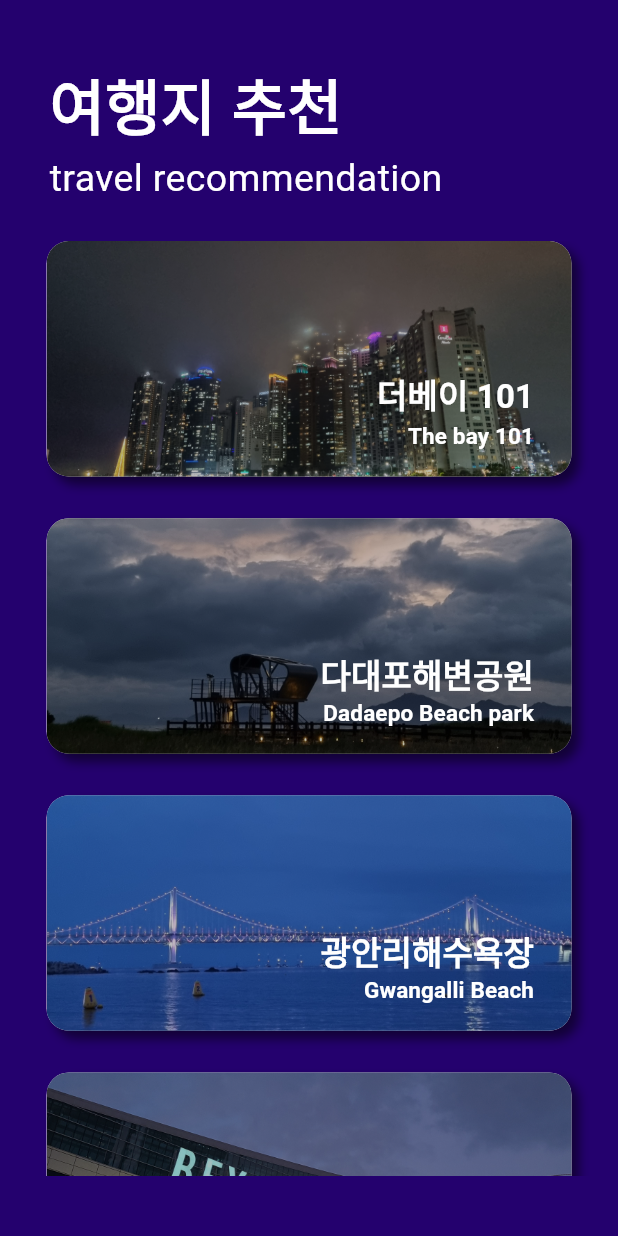
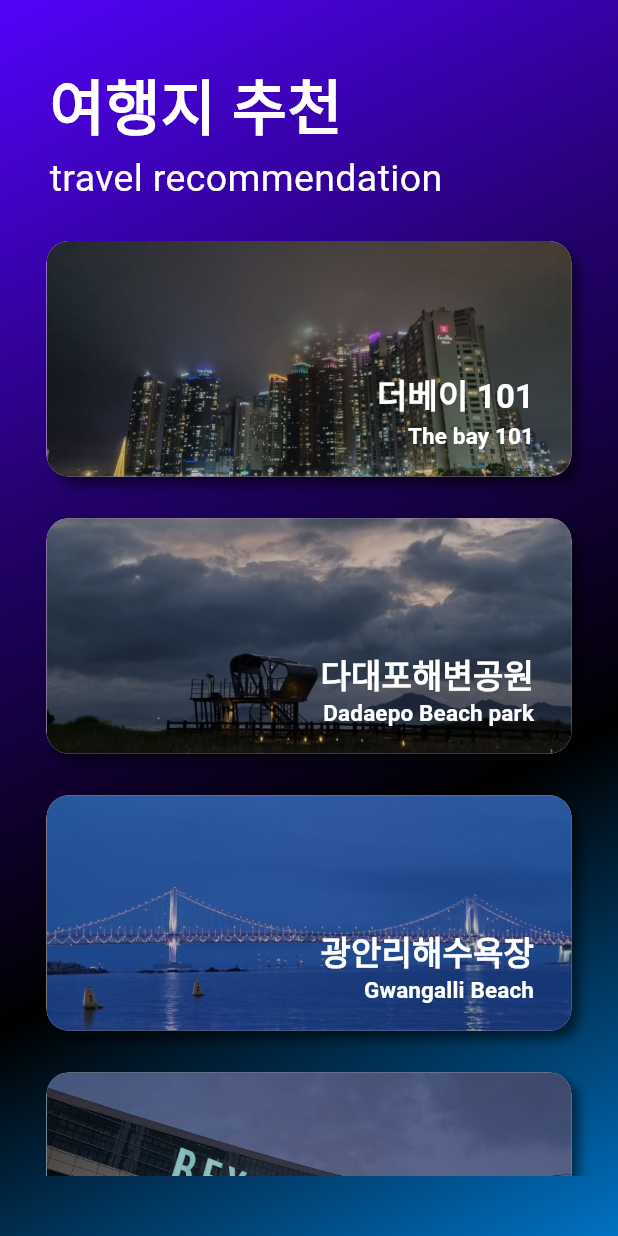
Before and after one commit to directorBae/tripbuilder-service-demo, a Flutter app: the screen it shows after launch, after a tap on an icon or button, on a phone screen of 412 x 824 dp. Run offline on Flutter 3.47's test engine with Material 2 defaults, Android fonts, the phone set to English and light mode, and no system bars; our stand-ins replace flutter_screenutil, get; Roboto replaces fonts that are missing (SpoqaHanSansNeo).

Commit message:
0718_haim_(1)_background gradient

```diff
--- a/lib/constant.dart
+++ b/lib/constant.dart
@@ -5,7 +5,24 @@ class AppColor {
 
   // static const backgroundColor = Color(0xFF000000);
   static const backgroundColor = Color(0xFF24016E);
+  static const backgroundGradient1 = Color(0xFF5203FB);
+  static const backgroundGradient2 = Color(0xFF24016E);
+  static const backgroundGradient3 = Color(0xFF000000);
+  static const backgroundGradient4 = Color(0xFF0071C3);
   static const mainColor = Colors.blue;
 
+}
 
-}
+
+BoxDecoration backgroundGradient = const BoxDecoration(
+  gradient: LinearGradient(
+  colors: [
+    AppColor.backgroundGradient1,
+    AppColor.backgroundGradient2,
+    AppColor.backgroundGradient3,
+    AppColor.backgroundGradient4,
+  ],
+    begin: Alignment.topLeft,
+    end: Alignment.bottomRight,
+  ),
+);
--- a/lib/mainPage.dart
+++ b/lib/mainPage.dart
@@ -1,6 +1,7 @@
 import 'package:flutter/material.dart';
 import 'package:flutter_screenutil/flutter_screenutil.dart';
 import 'package:get/get.dart';
+import 'package:tripbuilder_demo/constant.dart';
 import 'package:tripbuilder_demo/travelPropensityPage.dart';
 import 'package:tripbuilder_demo/travelKeywordPage.dart';
 import 'package:tripbuilder_demo/UI/TitleClass.dart';
@@ -18,7 +19,8 @@ class MainPage extends StatelessWidget {
       //   backgroundColor: Theme.of(context).colorScheme.inversePrimary,
       //   title: const Text('TripBuilder'),
       // ),
-      body: Padding(
+      body: Container(
+        decoration: backgroundGradient,
         padding: EdgeInsets.only(left: 15.w, right: 15.w, top: 20.h, bottom: 20.h),
         child: Column(
           children: [
--- a/lib/travelKeywordPage.dart
+++ b/lib/travelKeywordPage.dart
@@ -2,6 +2,7 @@ import 'package:flutter/material.dart';
 import 'package:flutter_screenutil/flutter_screenutil.dart';
 import 'package:tripbuilder_demo/UI/BackFloatingButton.dart';
 import 'package:tripbuilder_demo/UI/TitleClass.dart';
+import 'package:tripbuilder_demo/constant.dart';
 
 class TravelKeywordPage extends StatelessWidget {
   const TravelKeywordPage({Key? key}) : super(key: key);
@@ -14,6 +15,7 @@ class TravelKeywordPage extends StatelessWidget {
       //),
 
       body: Container(
+        decoration: backgroundGradient,
         padding: EdgeInsets.only(left: 20.w, top: 25.h,),
         child: Column(
           children: [
--- a/lib/travelRecommendPage.dart
+++ b/lib/travelRecommendPage.dart
@@ -2,6 +2,7 @@ import 'package:flutter/material.dart';
 import 'package:flutter_screenutil/flutter_screenutil.dart';
 import 'package:tripbuilder_demo/UI/TitleClass.dart';
 import 'package:tripbuilder_demo/UI/TravelRecommendButton.dart';
+import 'package:tripbuilder_demo/constant.dart';
 import 'package:tripbuilder_demo/dataBase.dart';
 
 
@@ -14,7 +15,8 @@ class TravelRecommendPage extends StatelessWidget {
   @override
   Widget build(BuildContext context) {
     return Scaffold(
-      body: Padding(
+      body: Container(
+        decoration: backgroundGradient,
         padding: EdgeInsets.only(left: 13.w, right: 13.w, top: 20.h, bottom: 20.h),
         child: Column(
         children: [
--- a/lib/travelSchedulePage.dart
+++ b/lib/travelSchedulePage.dart
@@ -2,6 +2,7 @@ import 'package:flutter/material.dart';
 import 'package:flutter_screenutil/flutter_screenutil.dart';
 import 'package:tripbuilder_demo/UI/TitleClass.dart';
 import 'package:tripbuilder_demo/UI/TravelRecommendButton.dart';
+import 'package:tripbuilder_demo/constant.dart';
 import 'package:tripbuilder_demo/dataBase.dart';
 
 class TravelSchedulePage extends StatelessWidget {
@@ -12,7 +13,8 @@ class TravelSchedulePage extends StatelessWidget {
   @override
   Widget build(BuildContext context) {
     return Scaffold(
-      body: Padding(
+      body: Container(
+        decoration: backgroundGradient,
         padding: EdgeInsets.only(left: 13.w, right: 13.w, top: 20.h, bottom: 20.h),
         child: Column(
         children: [
```
